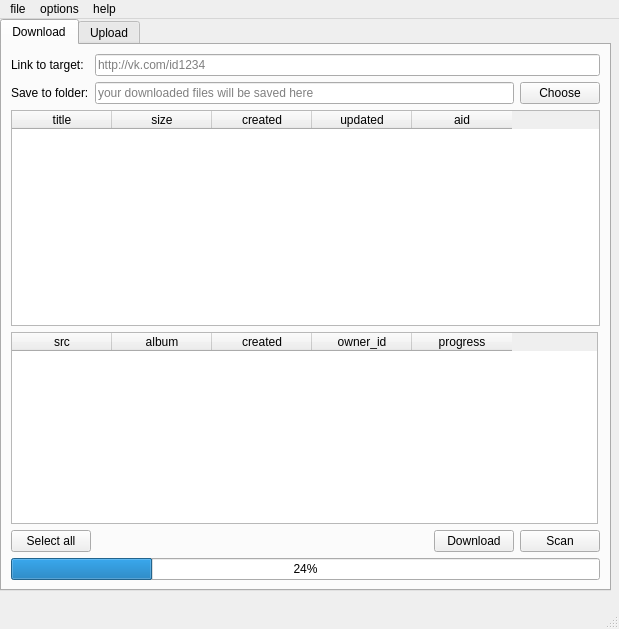
Old version of the form vk-crawler.ui in the repository herbion/vk-photos.
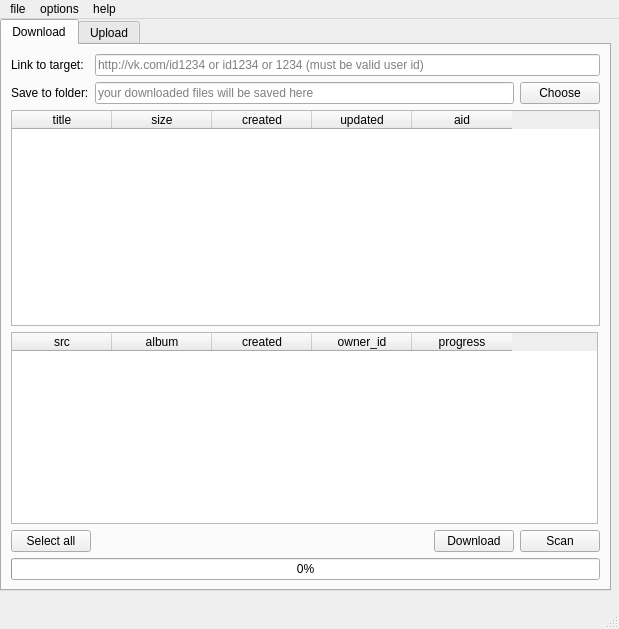
New version of the form.

```diff
--- a/vk-crawler.ui
+++ b/vk-crawler.ui
@@ -46,7 +46,7 @@
            <string/>
           </property>
           <property name="placeholderText">
-           <string>http://vk.com/id1234</string>
+           <string>http://vk.com/id1234 or id1234 or 1234 (must be valid user id)</string>
           </property>
          </widget>
         </item>
@@ -188,7 +188,7 @@
       <item>
        <widget class="QProgressBar" name="progressBar">
         <property name="value">
-         <number>24</number>
+         <number>0</number>
         </property>
         <property name="invertedAppearance">
          <bool>false</bool>
```
